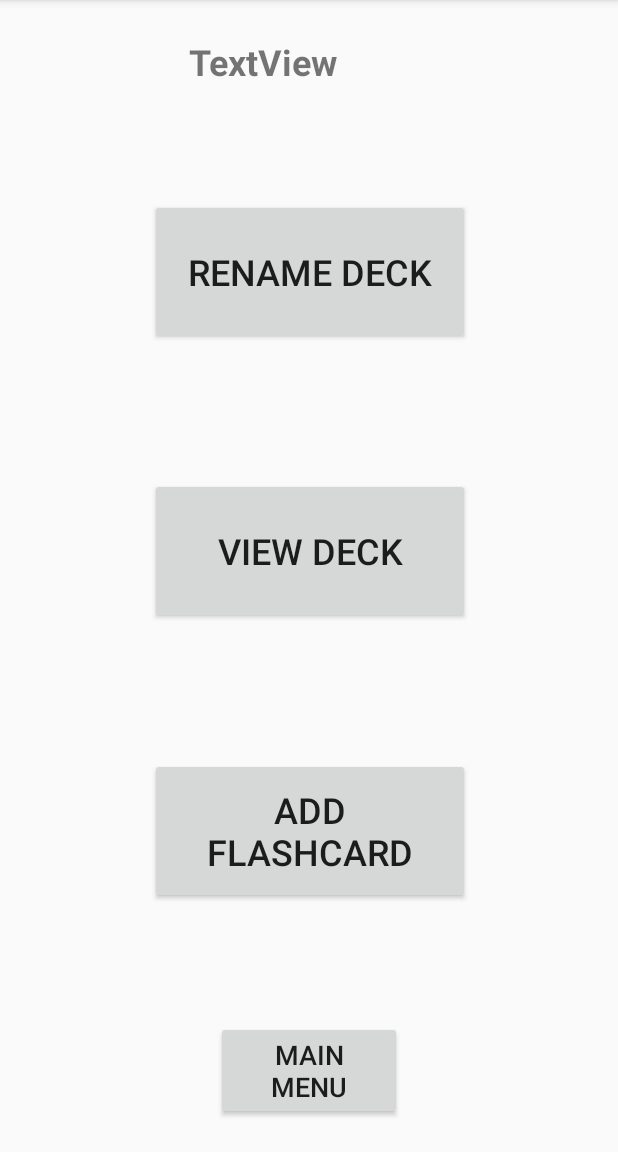
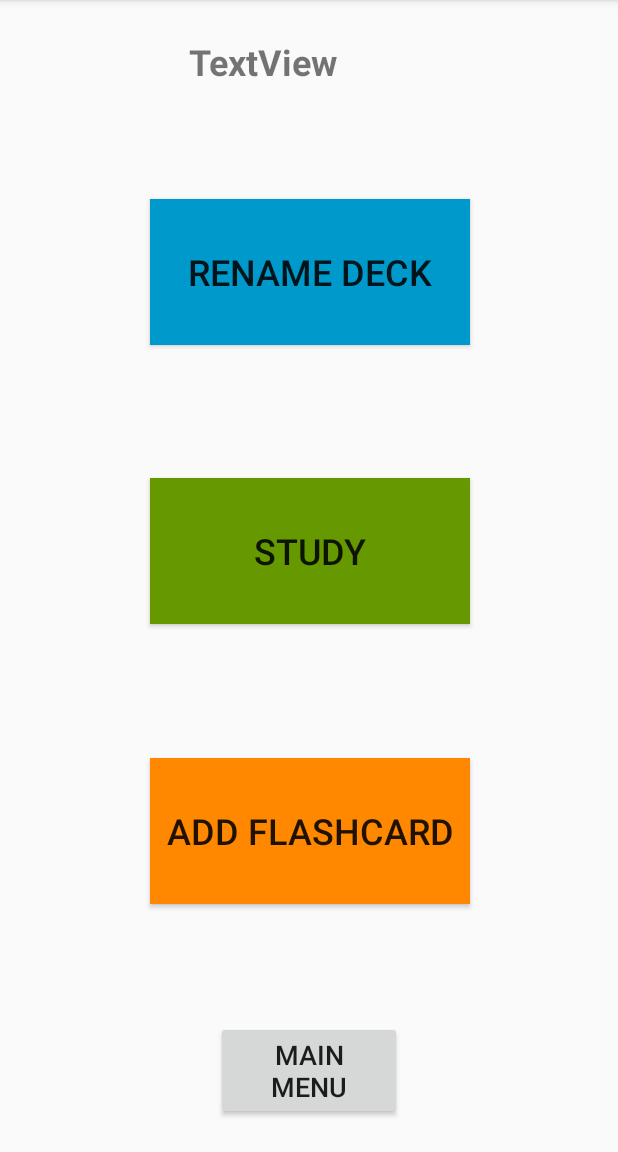
Before and after one commit to AlphaEye/StudySmart, an Android app: the DeckCollectionActivity screen opened directly, with no data from a screen before it, on a phone screen of 412 x 824 dp, the part 84-1236 px from its top. Run offline under Robolectric (Android 15) with nearby library versions, the phone set to English and light mode, and no system bars; 1 statement that could not run was skipped.

Commit message:
Some Text and Color Changes

```diff
--- a/app/src/main/res/layout/activity_deck_collection.xml
+++ b/app/src/main/res/layout/activity_deck_collection.xml
@@ -10,6 +10,7 @@
         android:id="@+id/addCardButton"
         android:layout_width="213dp"
         android:layout_height="97dp"
+        android:background="@android:color/holo_orange_dark"
         android:onClick="addCard"
         android:text="@string/add_flashcard"
         android:textSize="24sp"
@@ -24,8 +25,9 @@
         android:id="@+id/viewDeckButton"
         android:layout_width="213dp"
         android:layout_height="97dp"
+        android:background="@android:color/holo_green_dark"
         android:onClick="viewDeck"
-        android:text="@string/view_deck"
+        android:text="Study"
         android:textSize="24sp"
         app:layout_constraintBottom_toBottomOf="parent"
         app:layout_constraintEnd_toEndOf="parent"
@@ -38,6 +40,7 @@
         android:id="@+id/renameButton"
         android:layout_width="213dp"
         android:layout_height="97dp"
+        android:background="@android:color/holo_blue_dark"
         android:onClick="renameDeck"
         android:text="@string/rename_deck"
         android:textSize="24sp"
--- a/app/src/main/res/values/colors.xml
+++ b/app/src/main/res/values/colors.xml
@@ -1,6 +1,6 @@
 <?xml version="1.0" encoding="utf-8"?>
 <resources>
     <color name="colorPrimary">#3F51B5</color>
-    <color name="colorPrimaryDark">#303F9F</color>
+    <color name="colorPrimaryDark">#2438b9</color>
     <color name="colorAccent">#FF4081</color>
 </resources>
```
